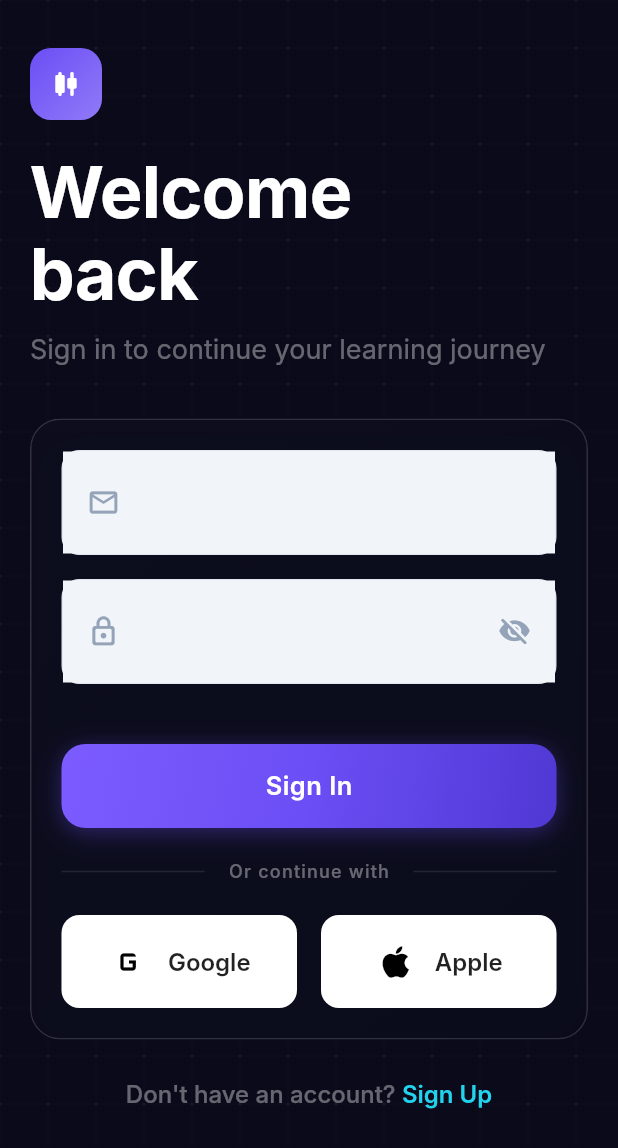
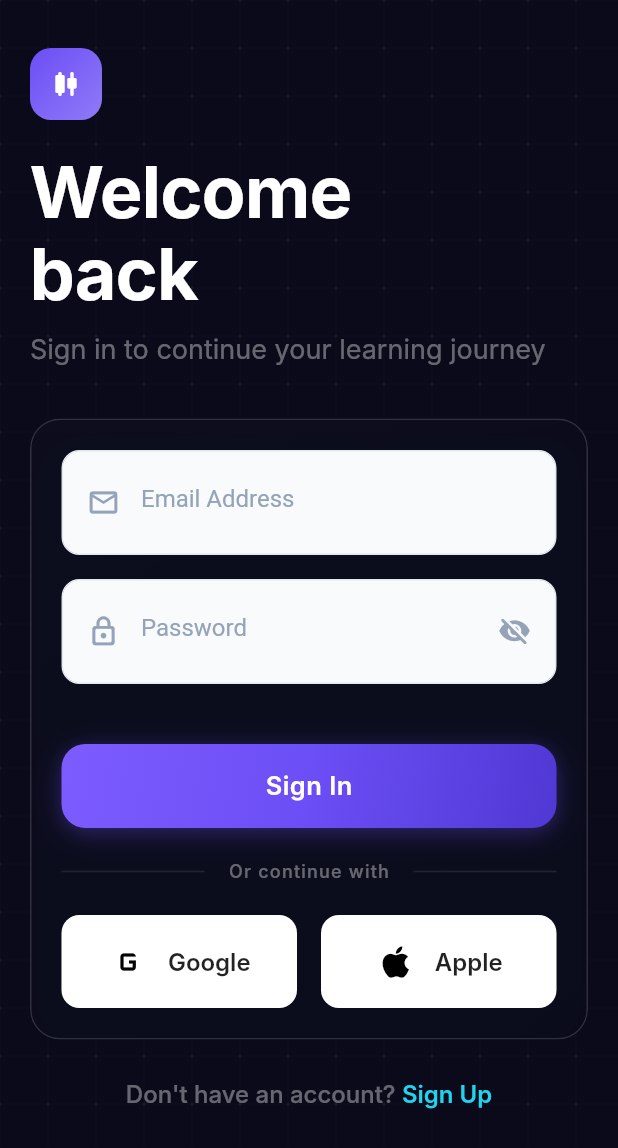
Before and after one commit to Princesurani/FinlearnPro, a Flutter app: the SignInScreen screen opened directly with empty values, on a phone screen of 412 x 824 dp. Shown: the top 1148 px of the screen. Run offline on Flutter 3.47's test engine with Material 3 defaults, Android fonts, the light colour scheme and no system bars; our stand-ins replace firebase_auth, firebase_core, flutter_dotenv, google_sign_in; accounts and stored records are empty; network calls fail; Roboto replaces fonts that are missing (Inter).

Commit message:
updated signin page

```diff
--- a/lib/shared/widgets/custom_text_field.dart
+++ b/lib/shared/widgets/custom_text_field.dart
@@ -254,12 +254,9 @@
         AnimatedContainer(
           duration: AppAnimations.fastDuration,
           curve: Curves.easeOutCubic,
+          clipBehavior: Clip.antiAlias,
           decoration: BoxDecoration(
-            color:
-                widget.fillColor ??
-                (_isFocused
-                    ? AppColors.primaryPurple.withAlpha((0.03 * 255).round())
-                    : AppColors.surfaceVariant),
+            color: widget.fillColor ?? AppColors.surfaceVariant,
             borderRadius: widget.borderRadius ?? AppSpacing.borderRadiusMD,
             border: Border.all(
               color: _borderColor,
@@ -341,6 +338,7 @@
                   focusedBorder: InputBorder.none,
                   errorBorder: InputBorder.none,
                   disabledBorder: InputBorder.none,
+                  filled: false,
                   contentPadding:
                       widget.contentPadding ??
                       EdgeInsets.fromLTRB(
```
